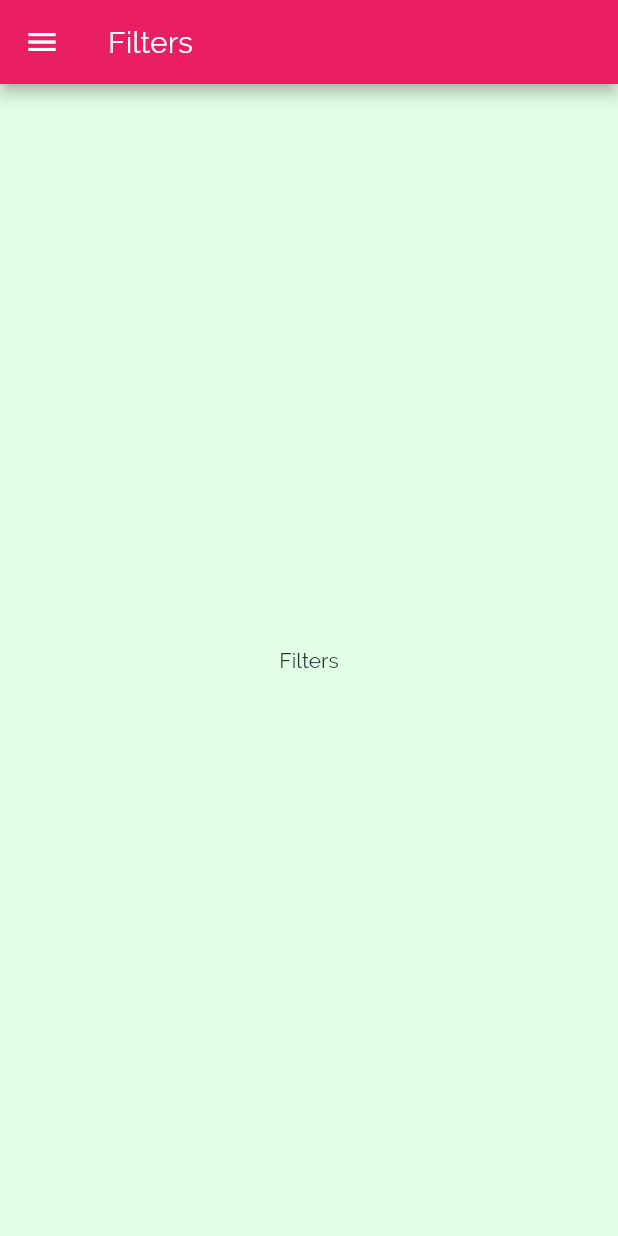
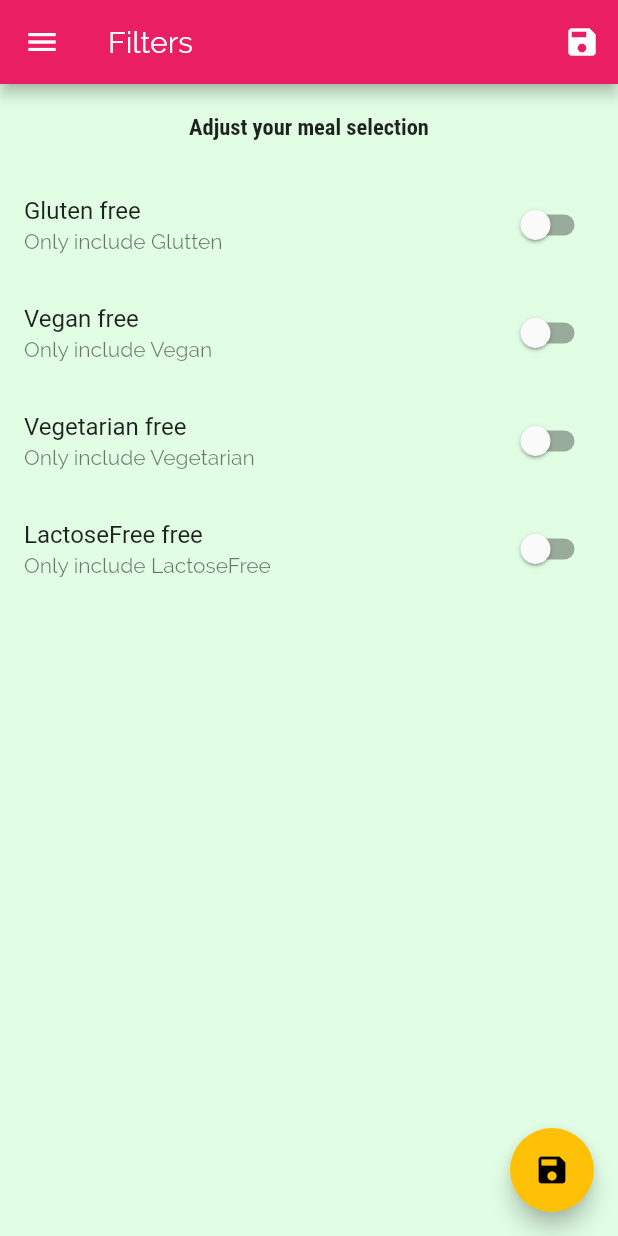
Before and after one commit to Encang-Cutbray/meal-app, a Flutter app: the FiltersScreen screen opened by its route, on a phone screen of 412 x 824 dp. Run offline on Flutter 3.47's test engine with Material 2 defaults, Android fonts, the phone set to English and light mode, and no system bars.

Commit message:
finish the meal app passes one

```diff
--- a/lib/main.dart
+++ b/lib/main.dart
@@ -1,5 +1,7 @@
 import 'package:flutter/material.dart';
 
+import './models/meal.dart';
+import './dummy-data/DUMMY_MEALS.dart';
 import './routes/RouteApps.dart';
 
 import './screens/tabs_screen.dart';
@@ -10,7 +12,67 @@ import './screens/filters_screen.dart';
 
 void main() => runApp(MyApp());
 
-class MyApp extends StatelessWidget {
+class MyApp extends StatefulWidget {
+  @override
+  _MyAppState createState() => _MyAppState();
+}
+
+class _MyAppState extends State<MyApp> {
+  Map<String, bool> _filters = {
+    'isGlutenFree': false,
+    'isVegan': false,
+    'isVegetarian': false,
+    'isLactoseFree': false,
+  };
+
+  List<Meal> _favoriteMeals = [];
+
+  List<Meal> _avaiableMeals = DUMMY_MEALS;
+
+  void _toggleFavorite(String index) {
+    final exisitingIndex =
+        _favoriteMeals.indexWhere((meal) => meal.id == index);
+
+    if (exisitingIndex >= 0) {
+      setState(() {
+        _favoriteMeals.removeAt(exisitingIndex);
+      });
+    } else {
+      _favoriteMeals.add(DUMMY_MEALS.firstWhere((meal) => meal.id == index));
+    }
+  }
+
+  void _setFilters(Map<String, bool> filterData) {
+    setState(() {
+      _filters = filterData;
+
+      _avaiableMeals = DUMMY_MEALS.where((meal) {
+        if (_filters['isGlutenFree'] && !meal.isGlutenFree) {
+          return false;
+        }
+
+        if (_filters['isVegan'] && !meal.isVegan) {
+          return false;
+        }
+
+        if (_filters['isVegetarian'] && !meal.isVegetarian) {
+          return false;
+        }
+
+        if (_filters['isLactoseFree'] && !meal.isLactoseFree) {
+          return false;
+        }
+        return true;
+      }).toList();
+    });
+  }
+
+  bool _isMealFavorite(String mealId) {
+    bool result = _avaiableMeals.any((meal) => meal.id == mealId);
+    print(result);
+    return result;
+  }
+
   @override
   Widget build(BuildContext context) {
     return MaterialApp(
@@ -37,10 +99,13 @@ class MyApp extends StatelessWidget {
       // home: CategoriesScreen(),
       initialRoute: RouteApps.Home,
       routes: {
-        RouteApps.Home: (ctx) => TabsScreen(),
-        RouteApps.CategoryMeals: (ctx) => CategoryMealsScreen(),
-        RouteApps.MealDetails: (ctx) => MealDetailScreen(),
-        RouteApps.Filters: (ctx) => FiltersScreen(),
+        RouteApps.Home: (ctx) => TabsScreen(_favoriteMeals),
+        RouteApps.CategoryMeals: (ctx) => CategoryMealsScreen(_avaiableMeals),
+        RouteApps.Filters: (ctx) => FiltersScreen(_filters, _setFilters),
+        RouteApps.MealDetails: (ctx) => MealDetailScreen(
+              _toggleFavorite,
+              _isMealFavorite,
+            ),
       },
       onUnknownRoute: (setting) => MaterialPageRoute(
         builder: (ctx) => CategoriesScreen(),
--- a/lib/screens/category_meals_screen.dart
+++ b/lib/screens/category_meals_screen.dart
@@ -1,10 +1,11 @@
 import 'package:flutter/material.dart';
 
 import '../widgets/meal_item.dart';
-import '../dummy-data/DUMMY_MEALS.dart';
 import '../models/meal.dart';
 
 class CategoryMealsScreen extends StatefulWidget {
+  final List<Meal> avaiableMeals;
+  CategoryMealsScreen(this.avaiableMeals);
   @override
   _CategoryMealsScreenState createState() => _CategoryMealsScreenState();
 }
@@ -32,7 +33,7 @@ class _CategoryMealsScreenState extends State<CategoryMealsScreen> {
           ModalRoute.of(context).settings.arguments as Map<String, String>;
       final categoryId = routeArgument['categoryId'];
       categoryTitle = routeArgument['categoryTitle'];
-      displayMeals = DUMMY_MEALS
+      displayMeals = widget.avaiableMeals
           .where((meal) => meal.categories.contains(categoryId))
           .toList();
       _loaded = true;
--- a/lib/screens/filters_screen.dart
+++ b/lib/screens/filters_screen.dart
@@ -1,17 +1,111 @@
 import 'package:flutter/material.dart';
 import '../widgets/main_drawer.dart';
 
-class FiltersScreen extends StatelessWidget {
+class FiltersScreen extends StatefulWidget {
+  final Function saveFilters;
+  final Map<String, bool> filters;
+
+  FiltersScreen(this.filters, this.saveFilters);
+
   @override
-  Widget build(BuildContext context) {
-    return Scaffold(
-      appBar: AppBar(
-        title: Text('Filters'),
-      ),
-      drawer: MainDrawer(),
-      body: Center(
-        child: Text('Filters'),
-      ),
+  _FiltersScreenState createState() => _FiltersScreenState();
+}
+
+class _FiltersScreenState extends State<FiltersScreen> {
+  var _isGlutenFree = false;
+  var _isVegan = false;
+  var _isVegetarian = false;
+  var _isLactoseFree = false;
+
+  @override
+  void initState() {
+    _isGlutenFree = widget.filters['isGlutenFree'];
+    _isVegan = widget.filters['isVegan'];
+    _isVegetarian = widget.filters['isVegetarian'];
+    _isLactoseFree = widget.filters['isLactoseFree'];
+    super.initState();
+  }
+
+  void saveFilter() {
+    final selectedFilters = {
+      'isGlutenFree': _isGlutenFree,
+      'isVegan': _isVegan,
+      'isVegetarian': _isVegetarian,
+      'isLactoseFree': _isLactoseFree,
+    };
+    widget.saveFilters(selectedFilters);
+  }
+
+  Widget _buiildSwitchListTile(
+      String title, String subtitle, bool currentValue, Function updateValue) {
+    return SwitchListTile(
+      title: Text(title),
+      subtitle: Text(subtitle),
+      value: currentValue,
+      onChanged: updateValue,
     );
   }
+
+  @override
+  Widget build(BuildContext context) => Scaffold(
+        appBar: AppBar(
+          title: Text('Filters'),
+          actions: <Widget>[
+            IconButton(
+              icon: Icon(Icons.save),
+              tooltip: 'Saved',
+              onPressed: saveFilter,
+            )
+          ],
+        ),
+        drawer: MainDrawer(),
+        body: Column(
+          children: <Widget>[
+            Container(
+              padding: EdgeInsets.all(20),
+              child: Text(
+                'Adjust your meal selection',
+                style: Theme.of(context).textTheme.title,
+              ),
+            ),
+            Expanded(
+              child: ListView(
+                children: <Widget>[
+                  _buiildSwitchListTile(
+                    'Gluten free',
+                    'Only include Glutten',
+                    _isGlutenFree,
+                    (newValue) => setState(() => _isGlutenFree = newValue),
+                  ),
+                  _buiildSwitchListTile(
+                    'Vegan free',
+                    'Only include Vegan',
+                    _isVegan,
+                    (newValue) => setState(() => _isVegan = newValue),
+                  ),
+                  _buiildSwitchListTile(
+                    'Vegetarian free',
+                    'Only include Vegetarian',
+                    _isVegetarian,
+                    (newValue) => setState(() => _isVegetarian = newValue),
+                  ),
+                  _buiildSwitchListTile(
+                    'LactoseFree free',
+                    'Only include LactoseFree',
+                    _isLactoseFree,
+                    (newValue) => setState(() => _isLactoseFree = newValue),
+                  ),
+                ],
+              ),
+            )
+          ],
+        ),
+        floatingActionButton: FloatingActionButton(
+          child: Icon(Icons.save),
+          onPressed: saveFilter,
+          mini: false,
+          tooltip: 'saved',
+          highlightElevation: 12,
+        ),
+      );
 }
```
Also changed, not shown: lib/screens/favorites_screen.dart (+25 -3 lines), lib/screens/meal_detail_screen.dart (+13 -0 lines), lib/screens/tabs_screen.dart (+17 -5 lines).
